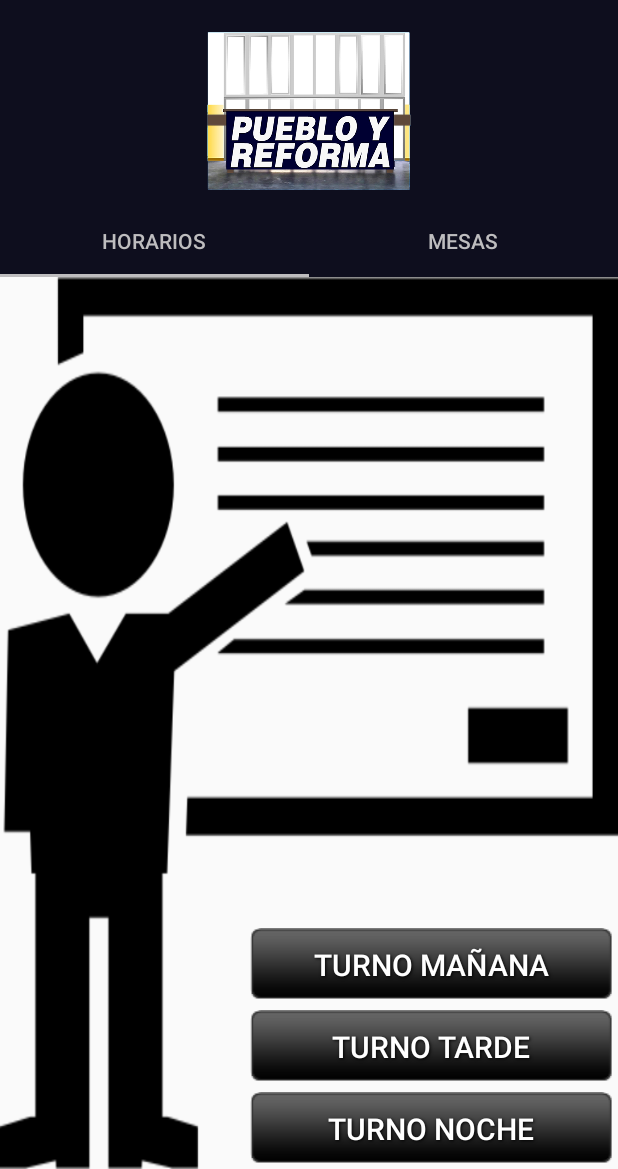
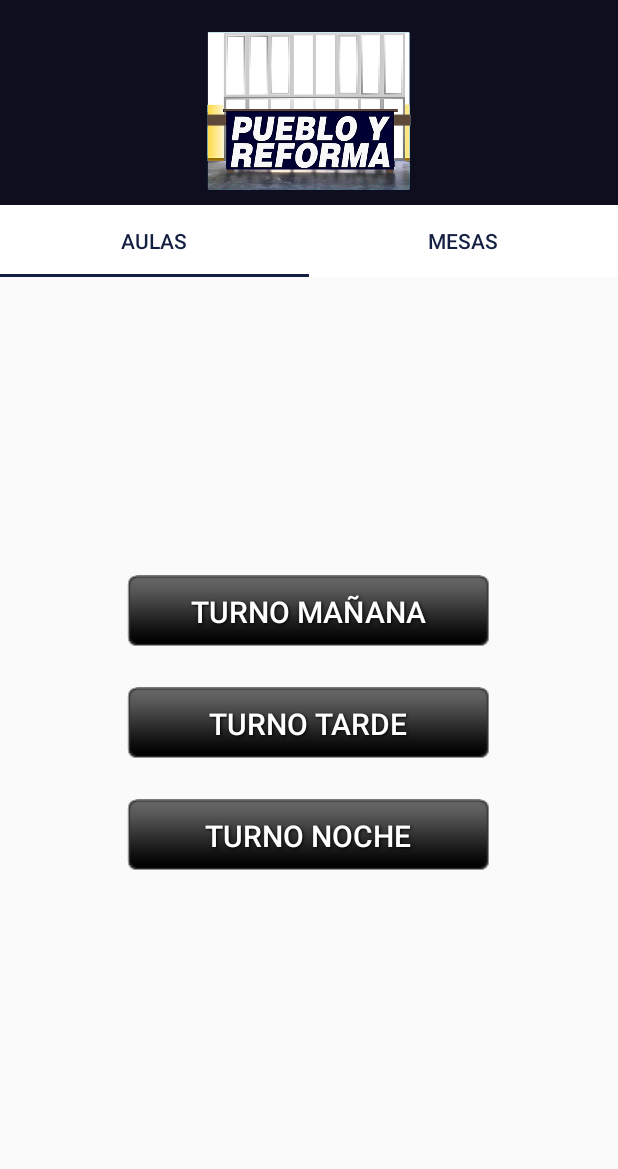
Before and after one commit to lukini26/PyR, an Android app: the ContactoActivity screen opened directly, with no data from a screen before it, after a tap on "Aulas de cursado y mesas", on a phone screen of 412 x 824 dp, the part 67-1236 px from its top. Run offline under Robolectric (Android 15) with nearby library versions, the phone set to English and light mode, and no system bars; our stand-ins replace Firebase (no records; nobody signed in at launch, a user with empty details on screens opened directly); libraries missing offline, so code that uses them is left out: br.com.bloder; 9 statements that could not run were skipped; 1 other tap on this screen came first.

Commit message:
version final para produccion

```diff
--- a/app/src/main/java/ar/com/puebloyreforma/pyr/ContactoActivity.java
+++ b/app/src/main/java/ar/com/puebloyreforma/pyr/ContactoActivity.java
@@ -2,23 +2,21 @@ package ar.com.puebloyreforma.pyr;
 //198838995839 face id
 
 import android.content.ActivityNotFoundException;
-import android.content.Context;
+
 import android.content.Intent;
 import android.content.pm.PackageManager;
 import android.content.pm.ResolveInfo;
 import android.net.Uri;
-import android.support.v4.text.util.LinkifyCompat;
-import android.support.v7.app.AppCompatActivity;
+
 import android.os.Bundle;
 import android.support.v7.widget.Toolbar;
 import android.view.View;
-import android.widget.Toast;
 
 import java.util.List;
 
 import br.com.bloder.magic.view.MagicButton;
 
-import static android.widget.Toast.LENGTH_LONG;
+
 
 public class ContactoActivity extends MyAppCompatActivity {
 
@@ -36,7 +34,7 @@ public class ContactoActivity extends MyAppCompatActivity {
         btf.setMagicButtonClickListener(new View.OnClickListener() {
             @Override
             public void onClick(View view) {
-                Toast.makeText(getApplicationContext(),"hola", Toast.LENGTH_SHORT).show();
+
                 launchFacebook();
             }
         });
@@ -46,7 +44,7 @@ public class ContactoActivity extends MyAppCompatActivity {
         btins.setMagicButtonClickListener(new View.OnClickListener() {
             @Override
             public void onClick(View view) {
-                Toast.makeText(getApplicationContext(),"hola", Toast.LENGTH_SHORT).show();
+
                 Uri uri = Uri.parse("http://instagram.com/_u/puebloyreforma");
                 Intent likeIng = new Intent(Intent.ACTION_VIEW, uri);
 
--- a/app/src/main/java/ar/com/puebloyreforma/pyr/InformacionActivity.java
+++ b/app/src/main/java/ar/com/puebloyreforma/pyr/InformacionActivity.java
@@ -35,7 +35,7 @@ public class InformacionActivity extends MyAppCompatActivity {
         viewPager  = (ViewPager) findViewById(R.id.ViewPager_info);
         ViewPagerPdfsAdapter adapter = new ViewPagerPdfsAdapter(getSupportFragmentManager());
         //agregar fragmentos
-        adapter.AddFragment(new FragmentHorarios(),"Horarios");
+        adapter.AddFragment(new FragmentHorarios(),"Aulas");
         adapter.AddFragment(new FragmentMesas(),"Mesas");
         //adapter.AddFragment(new FragmentReglamento(),"reglamento");
 
--- a/app/src/main/res/layout/activity_informacion.xml
+++ b/app/src/main/res/layout/activity_informacion.xml
@@ -35,9 +35,9 @@
                app:tabGravity="fill"
                app:tabMode="fixed"
                android:id="@+id/tablayout_id"
-               app:tabTextColor="@color/textcolor"
-               app:tabIndicatorColor="@color/textcolor"
-               android:background="@color/colorPrimary"
+               app:tabTextColor="#141f41"
+               app:tabIndicatorColor="#141f41"
+               android:background="#FFF"
                ></android.support.design.widget.TabLayout>
 
             <android.support.v4.view.ViewPager
--- a/app/src/main/res/layout/activity_pdfs.xml
+++ b/app/src/main/res/layout/activity_pdfs.xml
@@ -26,7 +26,7 @@
         android:layout_marginStart="8dp"
         android:layout_marginTop="8dp"
         android:background="@drawable/bb"
-        android:text="REGLAMENTO"
+        android:text="REGLAMENTO                de estudios"
 
         app:layout_constraintBottom_toBottomOf="parent"
         app:layout_constraintEnd_toEndOf="parent"
--- a/app/src/main/res/layout/horarios_fragment.xml
+++ b/app/src/main/res/layout/horarios_fragment.xml
@@ -1,11 +1,10 @@
 <?xml version="1.0" encoding="utf-8"?>
 <LinearLayout xmlns:android="http://schemas.android.com/apk/res/android"
 
-    android:layout_width="wrap_content"
-    android:layout_height="wrap_content"
-    android:background="@drawable/aulas_logo_cursado"
-    android:gravity="end|bottom"
-    android:orientation="vertical">
+    android:orientation="vertical"
+    android:layout_width="match_parent"
+    android:layout_height="match_parent"
+    android:gravity="center">
 
 
     <Button
@@ -16,6 +15,10 @@
         android:background="@drawable/bb"
 
         android:text="TURNO MAñANA" />
+    <View
+        android:layout_width="0dp"
+        android:layout_height="20dp"
+        android:layout_weight="0" />
 
     <Button
 
@@ -25,6 +28,10 @@
         android:layout_height="wrap_content"
         android:background="@drawable/bb"
         android:text="TURNO tarde" />
+    <View
+        android:layout_width="0dp"
+        android:layout_height="20dp"
+        android:layout_weight="0" />
 
     <Button
         android:id="@+id/tnn"
--- a/app/src/main/res/layout/mesas_fragment.xml
+++ b/app/src/main/res/layout/mesas_fragment.xml
@@ -1,6 +1,7 @@
 <?xml version="1.0" encoding="utf-8"?>
 <LinearLayout xmlns:android="http://schemas.android.com/apk/res/android"
-    android:orientation="vertical" android:layout_width="match_parent"
+    android:orientation="vertical"
+    android:layout_width="match_parent"
     android:layout_height="match_parent"
     android:gravity="center"
 
```
Also changed, not shown: 2 other files.
